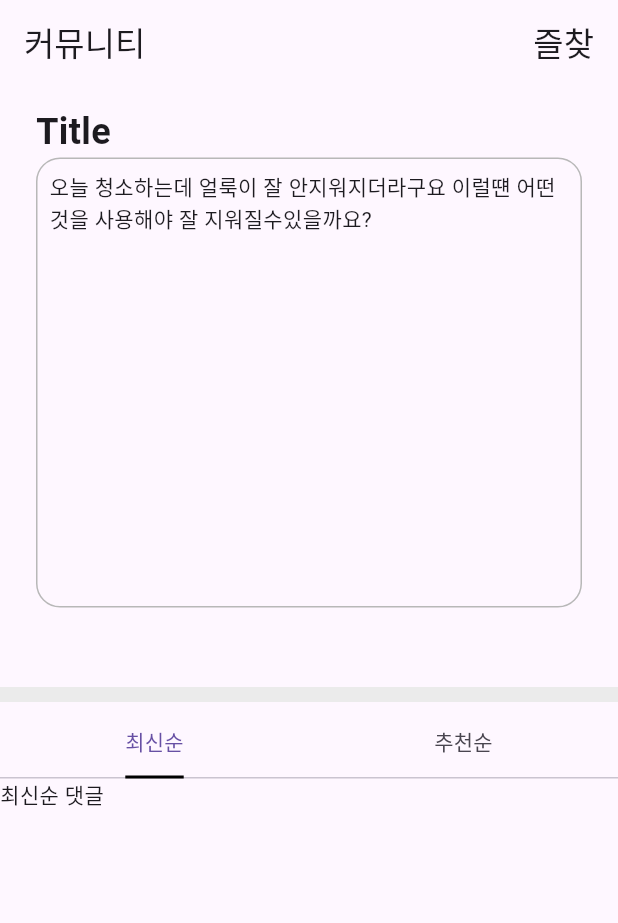
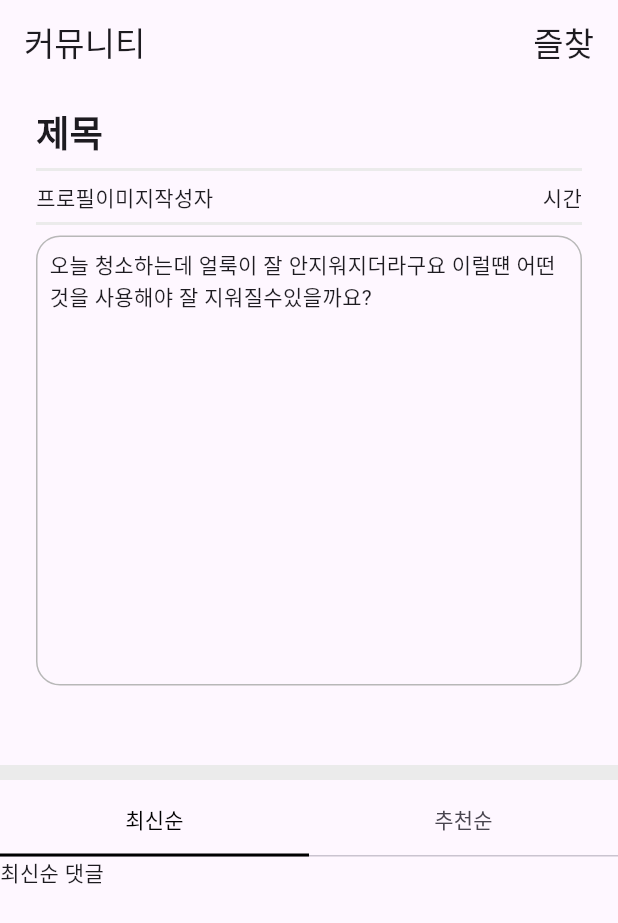
Before and after one commit to Ja-chwi-eui-Jeong-seok/Ja-chwi-eui-Jeong-seok, a Flutter app: the screen it shows after launch, on a phone screen of 412 x 824 dp. Shown: the top 923 px of the screen. Run offline on Flutter 3.47's test engine with Material 3 defaults, Android fonts, the phone set to English and light mode, and no system bars; our stand-ins replace cloud_firestore, firebase_core, go_router, lottie; accounts and stored records are empty.

Commit message:
feat: 커뮤니티상세 ui 추가

```diff
--- a/lib/presentation/screens/community/community_detail_screen.dart
+++ b/lib/presentation/screens/community/community_detail_screen.dart
@@ -19,9 +19,26 @@ class CommunityDetailScreen extends StatelessWidget {
               crossAxisAlignment: CrossAxisAlignment.start,
               children: [
                 Text(
-                  'Title',
+                  '제목',
                   textAlign: TextAlign.left,
                   style: TextStyle(fontSize: 24, fontWeight: FontWeight.bold),
+                ),
+                Divider(
+                  thickness: 2, // 선 굵기
+                  color: Color(0xFFEBEBEB), // 색상
+                ),
+                Row(
+                  children: [
+                    Container(
+                      child: Row(children: [Text('프로필이미지'), Text('작성자')]),
+                    ),
+                    Spacer(),
+                    Text('시간'),
+                  ],
+                ),
+                Divider(
+                  thickness: 2, // 선 굵기
+                  color: Color(0xFFEBEBEB), // 색상
                 ),
                 Container(
                   width: double.infinity,
@@ -56,6 +73,8 @@ class CommunityDetailScreen extends StatelessWidget {
                       //  insets: EdgeInsets.zero,
                       borderSide: BorderSide(color: Colors.black, width: 2),
                     ),
+                    indicatorSize: TabBarIndicatorSize.tab,
+                    labelColor: Colors.black,
                     tabs: [
                       Tab(text: '최신순'),
                       Tab(text: '추천순'),
```
